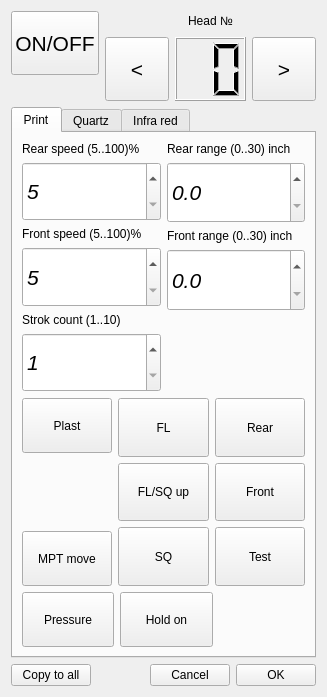
First picture: the form in settingdialog.ui, repository mishkoLitvin/L_Aries-progect, before the edit.
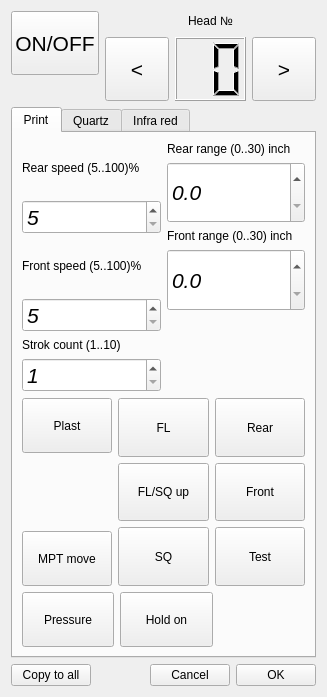
Second picture: the form after the edit. The open tabs and pages were chosen to show the change. Icons and pictures are not drawn.

Commit message: Setting remake to dSpinbox

```diff
--- a/settingdialog.ui
+++ b/settingdialog.ui
@@ -190,7 +190,7 @@
          <item>
           <layout class="QVBoxLayout" name="verticalLayout_7">
            <item>
-            <layout class="QVBoxLayout" name="verticalLayout_2" stretch="1,10">
+            <layout class="QVBoxLayout" name="verticalLayout_2" stretch="1,0">
              <item>
               <widget class="QLabel" name="label">
                <property name="text">
@@ -199,7 +199,7 @@
               </widget>
              </item>
              <item>
-              <widget class="QSpinBox" name="spinBoxRearSpeed">
+              <widget class="QDoubleSpinBox" name="spinBoxRearSpeed">
                <property name="sizePolicy">
                 <sizepolicy hsizetype="Minimum" vsizetype="Minimum">
                  <horstretch>0</horstretch>
@@ -212,18 +212,21 @@
                  <italic>true</italic>
                 </font>
                </property>
+               <property name="decimals">
+                <number>0</number>
+               </property>
                <property name="minimum">
-                <number>5</number>
+                <double>5.000000000000000</double>
                </property>
                <property name="maximum">
-                <number>100</number>
+                <double>100.000000000000000</double>
                </property>
               </widget>
              </item>
             </layout>
            </item>
            <item>
-            <layout class="QVBoxLayout" name="verticalLayout_3" stretch="1,10">
+            <layout class="QVBoxLayout" name="verticalLayout_3" stretch="1,0">
              <item>
               <widget class="QLabel" name="label_2">
                <property name="text">
@@ -232,7 +235,7 @@
               </widget>
              </item>
              <item>
-              <widget class="QSpinBox" name="spinBoxFrontSpeed">
+              <widget class="QDoubleSpinBox" name="spinBoxFrontSpeed">
                <property name="sizePolicy">
                 <sizepolicy hsizetype="Minimum" vsizetype="Minimum">
                  <horstretch>0</horstretch>
@@ -245,18 +248,21 @@
                  <italic>true</italic>
                 </font>
                </property>
+               <property name="decimals">
+                <number>0</number>
+               </property>
                <property name="minimum">
-                <number>5</number>
+                <double>5.000000000000000</double>
                </property>
                <property name="maximum">
-                <number>100</number>
+                <double>100.000000000000000</double>
                </property>
               </widget>
              </item>
             </layout>
            </item>
            <item>
-            <layout class="QVBoxLayout" name="verticalLayout_4" stretch="0,10">
+            <layout class="QVBoxLayout" name="verticalLayout_4" stretch="0,0">
              <item>
               <widget class="QLabel" name="label_3">
                <property name="text">
@@ -265,7 +271,7 @@
               </widget>
              </item>
              <item>
-              <widget class="QSpinBox" name="spinBoxStrokCount">
+              <widget class="QDoubleSpinBox" name="spinBoxStrokCount">
                <property name="sizePolicy">
                 <sizepolicy hsizetype="Minimum" vsizetype="Minimum">
                  <horstretch>0</horstretch>
@@ -278,14 +284,14 @@
                  <italic>true</italic>
                 </font>
                </property>
+               <property name="decimals">
+                <number>0</number>
+               </property>
                <property name="minimum">
-                <number>1</number>
+                <double>1.000000000000000</double>
                </property>
                <property name="maximum">
-                <number>10</number>
-               </property>
-               <property name="value">
-                <number>1</number>
+                <double>10.000000000000000</double>
                </property>
               </widget>
              </item>
```
Left out of the diff: 14 changed lines with no effect on the pictures. The commit also changes 1 other file.
